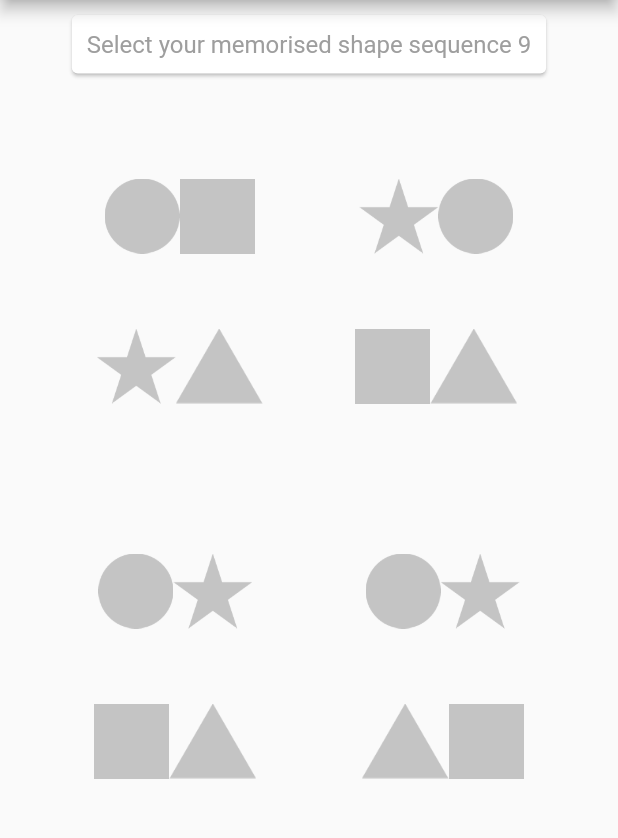
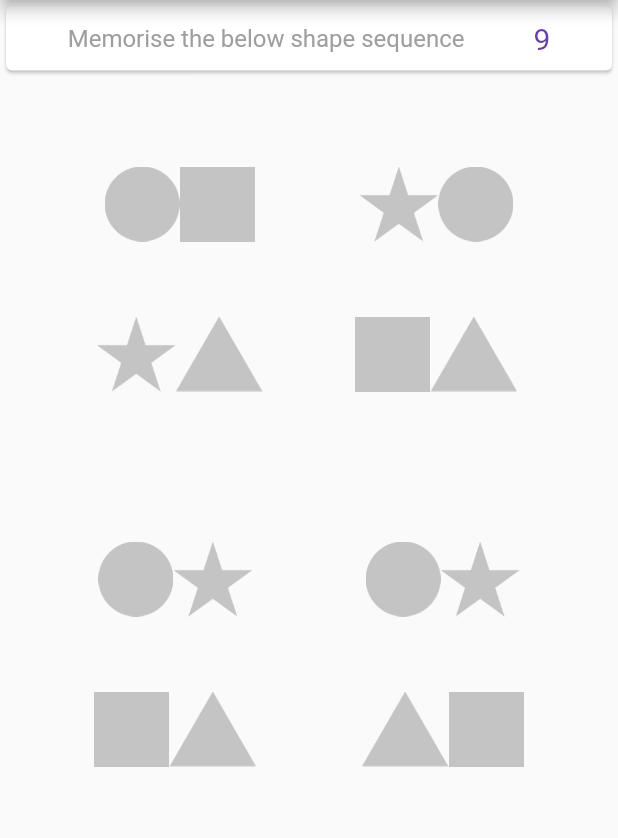
Before and after one commit to Homeservenow/memory-mouse, a Flutter app: the SelectShapePage screen opened by its route, on a phone screen of 412 x 824 dp, the part 84-922 px from its top. Run offline on Flutter 3.47's test engine with Material 2 defaults, Android fonts, the light colour scheme and no system bars.

Commit message:
Fix counter styling

```diff
--- a/lib/SelectShape.dart
+++ b/lib/SelectShape.dart
@@ -63,8 +63,13 @@ class _SelectShapePageState extends State<SelectShapePage> {
           mainAxisAlignment: MainAxisAlignment.start,
           children: <Widget>[
             Card(
-                child: Padding(padding: EdgeInsets.all(10.0), child: Text('Select your memorised shape sequence $_counter', style: TextStyle(color: Colors.grey, fontSize: 16.0))),
-                margin: EdgeInsets.all(10.0)
+                child: Padding(padding: EdgeInsets.all(10.0), child: Row(
+                    mainAxisAlignment: MainAxisAlignment.spaceEvenly,
+                    children: [
+                      Text('Memorise the below shape sequence', style: TextStyle(color: Colors.grey, fontSize: 16.0)),
+                      Text('   $_counter', style: TextStyle(color: Colors.deepPurple, fontSize: 20.0))
+              ]
+                )),
             ),
             Padding(padding: EdgeInsets.all(30.0), child: Row(
                 mainAxisAlignment: MainAxisAlignment.spaceEvenly,
```
Also changed, not shown: lib/MemoryMain.dart (+6 -1 lines).
